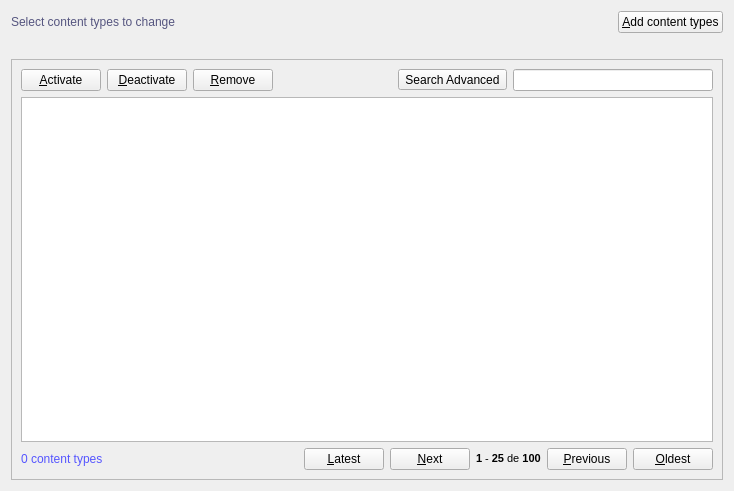
Before: the Qt Designer form code/c++/gui/qt4/app-auth-and-session/src/resources/ui/contenttypes.ui in nycholas/nycholas, drawn with Qt 5.
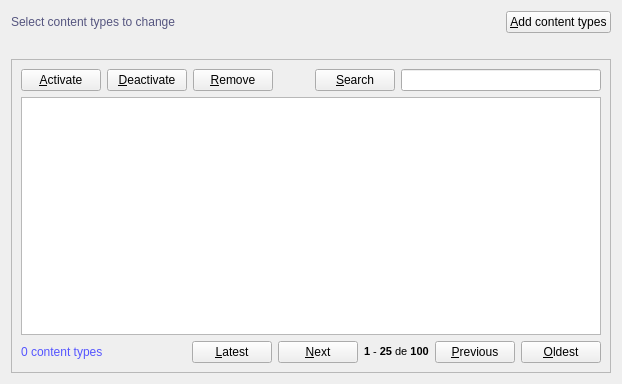
After: the same form once the commit is applied. Icons and pictures are not drawn.

Patch:
```diff
--- a/code/c++/gui/qt4/app-auth-and-session/src/resources/ui/contenttypes.ui
+++ b/code/c++/gui/qt4/app-auth-and-session/src/resources/ui/contenttypes.ui
@@ -6,8 +6,8 @@
    <rect>
     <x>0</x>
     <y>0</y>
-    <width>734</width>
-    <height>491</height>
+    <width>622</width>
+    <height>384</height>
    </rect>
   </property>
   <property name="windowTitle">
@@ -137,9 +137,9 @@
          </spacer>
         </item>
         <item>
-         <widget class="QToolButton" name="searchAdvancedToolButton">
+         <widget class="QPushButton" name="searchAdvancedPushButton">
           <property name="text">
-           <string>Search Advanced</string>
+           <string>&amp;Search</string>
           </property>
           <property name="icon">
            <iconset resource="../../../crud-2/resources/ui/resources.qrc">
@@ -149,7 +149,7 @@
            <string>Ctrl+K</string>
           </property>
           <property name="checkable">
-           <bool>true</bool>
+           <bool>false</bool>
           </property>
          </widget>
         </item>
```
Left out of the diff: 31 changed lines with no effect on the pictures.
